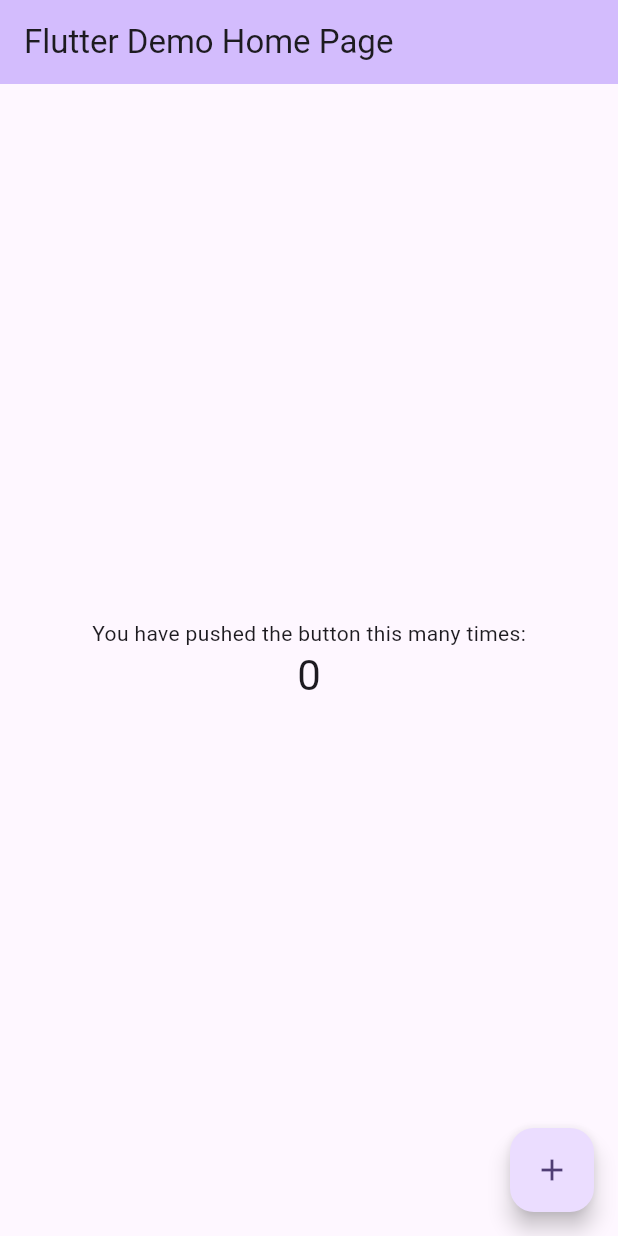
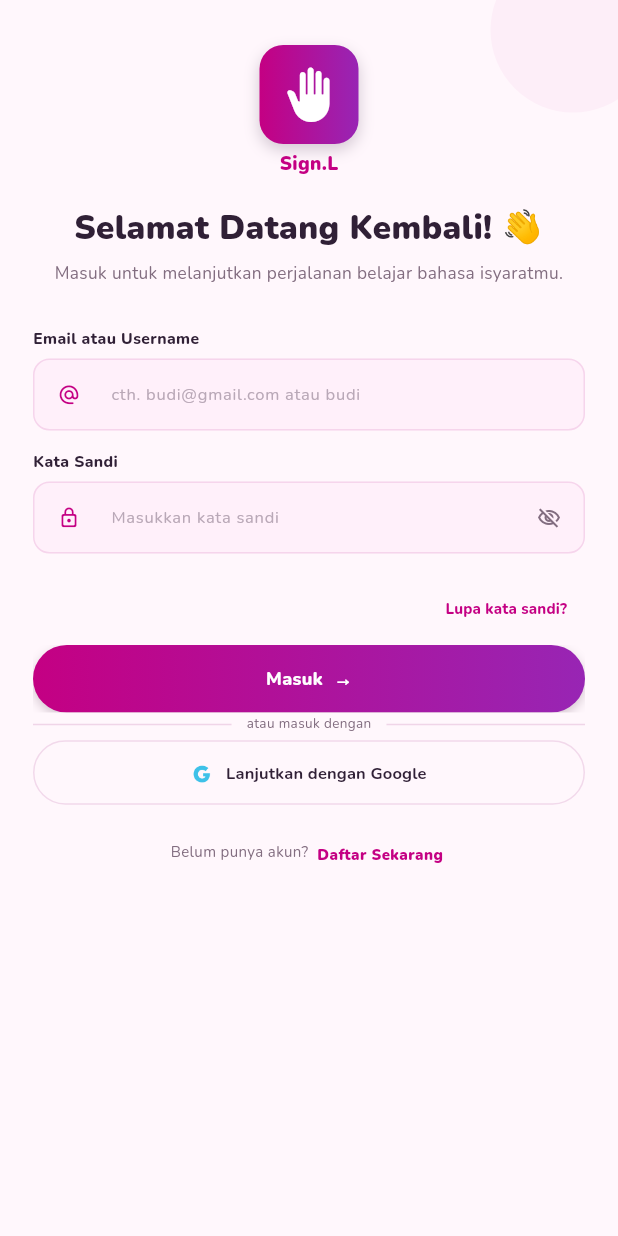
Before and after one commit to furalmiqbadi/PBL-S5-Sign.L, a Flutter app: the screen it shows after launch, on a phone screen of 412 x 824 dp. Run offline on Flutter 3.47's test engine with Material 3 defaults, Android fonts, the phone set to English and light mode, and no system bars; our stand-ins replace google_fonts.

Commit message:
ui login, regis, lupa sandi, dan reset kata sandi

```diff
--- /dev/null
+++ b/lib/controllers/auth_controller.dart
@@ -0,0 +1,47 @@
+import 'package:flutter/foundation.dart';
+import '../services/auth_service.dart';
+
+/// Thin controller: hanya menyimpan state tampilan dan menjembatani View
+/// dengan AuthService. Integrasi Firebase dapat ditambahkan tanpa mengubah UI.
+class AuthController extends ChangeNotifier {
+  final AuthService _authService;
+  bool _isLoading = false;
+  bool _showPassword = false;
+  String? _errorMessage;
+
+  AuthController({AuthService? authService}) : _authService = authService ?? AuthService();
+
+  bool get isLoading => _isLoading;
+  bool get showPassword => _showPassword;
+  String? get errorMessage => _errorMessage;
+
+  void togglePasswordVisibility() {
+    _showPassword = !_showPassword;
+    notifyListeners();
+  }
+
+  Future<void> login({required String email, required String password}) async {
+    await _run(() => _authService.login(email: email, password: password));
+  }
+
+  Future<void> register({required String email, required String password}) async {
+    await _run(() => _authService.register(email: email, password: password));
+  }
+
+  Future<void> sendResetLink(String email) async {
+    await _run(() => _authService.sendResetLink(email));
+  }
+
+  Future<void> resetPassword({required String password, required String confirmation}) async {
+    await _run(() => _authService.resetPassword(password: password, confirmation: confirmation));
+  }
+
+  Future<void> _run(Future<void> Function() action) async {
+    _isLoading = true;
+    _errorMessage = null;
+    notifyListeners();
+    await action();
+    _isLoading = false;
+    notifyListeners();
+  }
+}
--- a/lib/main.dart
+++ b/lib/main.dart
@@ -1,122 +1,48 @@
 import 'package:flutter/material.dart';
+import 'package:google_fonts/google_fonts.dart';
+import 'package:provider/provider.dart';
+
+import 'controllers/auth_controller.dart';
+import 'views/auth/auth_views.dart';
 
 void main() {
-  runApp(const MyApp());
+  runApp(
+    ChangeNotifierProvider(
+      create: (_) => AuthController(),
+      child: const SignLApp(),
+    ),
+  );
 }
 
-class MyApp extends StatelessWidget {
-  const MyApp({super.key});
+class SignLApp extends StatelessWidget {
+  const SignLApp({super.key});
 
-  // This widget is the root of your application.
   @override
   Widget build(BuildContext context) {
+    const primary = Color(0xFFC40083);
     return MaterialApp(
-      title: 'Flutter Demo',
+      debugShowCheckedModeBanner: false,
+      title: 'Sign.L',
       theme: ThemeData(
-        // This is the theme of your application.
-        //
-        // TRY THIS: Try running your application with "flutter run". You'll see
-        // the application has a purple toolbar. Then, without quitting the app,
-        // try changing the seedColor in the colorScheme below to Colors.green
-        // and then invoke "hot reload" (save your changes or press the "hot
-        // reload" button in a Flutter-supported IDE, or press "r" if you used
-        // the command line to start the app).
-        //
-        // Notice that the counter didn't reset back to zero; the application
-        // state is not lost during the reload. To reset the state, use hot
-        // restart instead.
-        //
-        // This works for code too, not just values: Most code changes can be
-        // tested with just a hot reload.
-        colorScheme: ColorScheme.fromSeed(seedColor: Colors.deepPurple),
+        colorScheme: ColorScheme.fromSeed(seedColor: primary),
+        scaffoldBackgroundColor: const Color(0xFFFFF7FC),
+        textTheme: GoogleFonts.nunitoTextTheme(),
+        inputDecorationTheme: InputDecorationTheme(
+          filled: true,
+          fillColor: const Color(0xFFFFF0FA),
+          contentPadding: const EdgeInsets.symmetric(horizontal: 14, vertical: 13),
+          border: OutlineInputBorder(borderRadius: BorderRadius.circular(11), borderSide: BorderSide.none),
+          enabledBorder: OutlineInputBorder(borderRadius: BorderRadius.circular(11), borderSide: const BorderSide(color: Color(0xFFF6D5EC))),
+          focusedBorder: OutlineInputBorder(borderRadius: BorderRadius.circular(11), borderSide: const BorderSide(color: primary, width: 1.3)),
+          hintStyle: const TextStyle(fontSize: 11, color: Color(0xFFB9A8B7)),
+        ),
       ),
-      home: const MyHomePage(title: 'Flutter Demo Home Page'),
+      home: const LoginPage(),
     );
   }
 }
 
-class MyHomePage extends StatefulWidget {
-  const MyHomePage({super.key, required this.title});
-
-  // This widget is the home page of your application. It is stateful, meaning
-  // that it has a State object (defined below) that contains fields that affect
-  // how it looks.
-
-  // This class is the configuration for the state. It holds the values (in this
-  // case the title) provided by the parent (in this case the App widget) and
-  // used by the build method of the State. Fields in a Widget subclass are
-  // always marked "final".
-
-  final String title;
-
-  @override
-  State<MyHomePage> createState() => _MyHomePageState();
+// Backward-compatible name for the default Flutter widget test.
+class MyApp extends SignLApp {
+  const MyApp({super.key});
 }
-
-class _MyHomePageState extends State<MyHomePage> {
-  int _counter = 0;
-
-  void _incrementCounter() {
-    setState(() {
-      // This call to setState tells the Flutter framework that something has
-      // changed in this State, which causes it to rerun the build method below
-      // so that the display can reflect the updated values. If we changed
-      // _counter without calling setState(), then the build method would not be
-      // called again, and so nothing would appear to happen.
-      _counter++;
-    });
-  }
-
-  @override
-  Widget build(BuildContext context) {
-    // This method is rerun every time setState is called, for instance as done
-    // by the _incrementCounter method above.
-    //
-    // The Flutter framework has been optimized to make rerunning build methods
-    // fast, so that you can just rebuild anything that needs updating rather
-    // than having to individually change instances of widgets.
-    return Scaffold(
-      appBar: AppBar(
-        // TRY THIS: Try changing the color here to a specific color (to
-        // Colors.amber, perhaps?) and trigger a hot reload to see the AppBar
-        // change color while the other colors stay the same.
-        backgroundColor: Theme.of(context).colorScheme.inversePrimary,
-        // Here we take the value from the MyHomePage object that was created by
-        // the App.build method, and use it to set our appbar title.
-        title: Text(widget.title),
-      ),
-      body: Center(
-        // Center is a layout widget. It takes a single child and positions it
-        // in the middle of the parent.
-        child: Column(
-          // Column is also a layout widget. It takes a list of children and
-          // arranges them vertically. By default, it sizes itself to fit its
-          // children horizontally, and tries to be as tall as its parent.
-          //
-          // Column has various properties to control how it sizes itself and
-          // how it positions its children. Here we use mainAxisAlignment to
-          // center the children vertically; the main axis here is the vertical
-          // axis because Columns are vertical (the cross axis would be
-          // horizontal).
-          //
-          // TRY THIS: Invoke "debug painting" (choose the "Toggle Debug Paint"
-          // action in the IDE, or press "p" in the console), to see the
-          // wireframe for each widget.
-          mainAxisAlignment: MainAxisAlignment.center,
-          children: [
-            const Text('You have pushed the button this many times:'),
-            Text(
-              '$_counter',
-              style: Theme.of(context).textTheme.headlineMedium,
-            ),
-          ],
-        ),
-      ),
-      floatingActionButton: FloatingActionButton(
-        onPressed: _incrementCounter,
-        tooltip: 'Increment',
-        child: const Icon(Icons.add),
-      ),
-    );
-  }
-}
--- /dev/null
+++ b/lib/services/auth_service.dart
@@ -0,0 +1,10 @@
+/// Service layer untuk alur autentikasi.
+/// Implementasi ini masih lokal/mock sampai Firebase diaktifkan.
+class AuthService {
+  Future<void> login({required String email, required String password}) async => _wait();
+  Future<void> register({required String email, required String password}) async => _wait();
+  Future<void> sendResetLink(String email) async => _wait();
+  Future<void> resetPassword({required String password, required String confirmation}) async => _wait();
+
+  Future<void> _wait() => Future<void>.delayed(const Duration(milliseconds: 350));
+}
--- /dev/null
+++ b/lib/views/auth/auth_views.dart
@@ -0,0 +1,78 @@
+import 'package:flutter/material.dart';
+import 'package:provider/provider.dart';
+
+import '../../controllers/auth_controller.dart';
+import '../widgets/auth_widgets.dart';
+
+class BlankHomePage extends StatelessWidget {
+  const BlankHomePage({super.key});
+  @override
+  Widget build(BuildContext context) => PopScope<void>(
+        canPop: false,
+        // Beranda masih kosong, jadi tombol back mengembalikan user
+        // ke halaman login sebagai titik awal aplikasi.
+        onPopInvokedWithResult: (didPop, result) {
+          if (didPop) return;
+          Navigator.pushAndRemoveUntil(
+            context,
+            MaterialPageRoute(builder: (_) => const LoginPage()),
+            (_) => false,
+          );
+        },
+        child: const Scaffold(body: SizedBox.expand()),
+      );
+}
+
+void openHome(BuildContext context) => Navigator.pushAndRemoveUntil(context, MaterialPageRoute(builder: (_) => const BlankHomePage()), (_) => false);
+
+class LoginPage extends StatefulWidget { const LoginPage({super.key}); @override State<LoginPage> createState() => _LoginPageState(); }
+class _LoginPageState extends State<LoginPage> {
+  final email = TextEditingController(); final password = TextEditingController();
+  @override void dispose() { email.dispose(); password.dispose(); super.dispose(); }
+  Future<void> submit() async { final c = context.read<AuthController>(); await c.login(email: email.text, password: password.text); if (mounted) openHome(context); }
+  @override Widget build(BuildContext context) => AuthScaffold(child: Column(children: [
+    const AuthHeader(title: 'Selamat Datang Kembali! 👋', subtitle: 'Masuk untuk melanjutkan perjalanan belajar bahasa isyaratmu.'), const SizedBox(height: 27),
+    AuthField(label: 'Email atau Username', hint: 'cth. budi@gmail.com atau budi', icon: Icons.alternate_email_rounded, controller: email),
+    Consumer<AuthController>(builder: (_, c, __) => AuthField(label: 'Kata Sandi', hint: 'Masukkan kata sandi', icon: Icons.lock_outline_rounded, controller: password, password: !c.showPassword, suffix: IconButton(onPressed: c.togglePasswordVisibility, icon: Icon(c.showPassword ? Icons.visibility_outlined : Icons.visibility_off_outlined, size: 16, color: muted)))),
+    Align(alignment: Alignment.centerRight, child: TextButton(onPressed: () => Navigator.push(context, MaterialPageRoute(builder: (_) => const ForgotPage())), child: const Text('Lupa kata sandi?', style: TextStyle(fontSize: 10, color: pink, fontWeight: FontWeight.w800)))),
+    Consumer<AuthController>(builder: (_, c, __) => GradientButton(text: c.isLoading ? 'Memproses...' : 'Masuk  →', onTap: c.isLoading ? null : submit)), const DividerWithText(text: 'atau masuk dengan'),
+    GoogleButton(onTap: () => openHome(context)), const SizedBox(height: 22), FooterText(prefix: 'Belum punya akun? ', action: 'Daftar Sekarang', onTap: () => Navigator.push(context, MaterialPageRoute(builder: (_) => const RegisterPage()))),
+  ]));
+}
+
+class RegisterPage extends StatefulWidget { const RegisterPage({super.key}); @override State<RegisterPage> createState() => _RegisterPageState(); }
+class _RegisterPageState extends State<RegisterPage> {
+  final name = TextEditingController(); final username = TextEditingController(); final email = TextEditingController(); final password = TextEditingController(); final confirmation = TextEditingController(); bool accepted = false; bool show = false;
+  @override void dispose() { for (final c in [name, username, email, password, confirmation]) { c.dispose(); } super.dispose(); }
+  Future<void> submit() async { if (!accepted) { _message('Setujui Syarat & Ketentuan terlebih dahulu.'); return; } final c = context.read<AuthController>(); await c.register(email: email.text, password: password.text); if (mounted) openHome(context); }
+  void _message(String text) => ScaffoldMessenger.of(context).showSnackBar(SnackBar(content: Text(text)));
+  @override Widget build(BuildContext context) => AuthScaffold(back: true, onBack: () => Navigator.pushAndRemoveUntil(context, MaterialPageRoute(builder: (_) => const LoginPage()), (_) => false), child: Column(children: [
+    const AuthHeader(title: 'Mulai Perjalanan Isyaratmu ✋', subtitle: 'Bergabung bersama ribuan pembelajar bahasa isyarat di seluruh Indonesia!'), const SizedBox(height: 22),
+    AuthField(label: 'Nama Lengkap', hint: 'cth. Budi Pratama', icon: Icons.person_outline_rounded, controller: name), AuthField(label: 'Username', hint: 'cth. budi_isyarat', icon: Icons.alternate_email_rounded, controller: username), AuthField(label: 'Email', hint: 'cth. budi@gmail.com', icon: Icons.mail_outline_rounded, controller: email),
+    AuthField(label: 'Kata Sandi', hint: 'BelajarBisa24!', icon: Icons.lock_outline_rounded, controller: password, password: !show, suffix: IconButton(onPressed: () => setState(() => show = !show), icon: Icon(show ? Icons.visibility_outlined : Icons.visibility_off_outlined, size: 16))), AuthField(label: 'Konfirmasi Kata Sandi', hint: 'Ulangi kata sandi', icon: Icons.lock_outline_rounded, controller: confirmation, password: !show),
+    InkWell(onTap: () => setState(() => accepted = !accepted), child: Row(crossAxisAlignment: CrossAxisAlignment.start, children: [Icon(accepted ? Icons.check_box : Icons.check_box_outline_blank, color: pink, size: 16), const SizedBox(width: 6), const Expanded(child: Text('Saya menyetujui Syarat & Ketentuan serta Kebijakan Privasi Sign.L.', style: TextStyle(fontSize: 10, color: muted)))])), const SizedBox(height: 16),
+    Consumer<AuthController>(builder: (_, c, __) => GradientButton(text: 'Buat Akun  ✨', onTap: c.isLoading ? null : submit)), const DividerWithText(text: 'atau daftar dengan'), GoogleButton(onTap: () => openHome(context)), const SizedBox(height: 18), FooterText(prefix: 'Sudah punya akun? ', action: 'Masuk', onTap: () => Navigator.pop(context)),
+  ]));
+}
+
+class ForgotPage extends StatefulWidget { const ForgotPage({super.key}); @override State<ForgotPage> createState() => _ForgotPageState(); }
+class _ForgotPageState extends State<ForgotPage> {
+  final email = TextEditingController();
+  @override void dispose() { email.dispose(); super.dispose(); }
+  Future<void> submit() async { final c = context.read<AuthController>(); await c.sendResetLink(email.text); if (mounted) Navigator.push(context, MaterialPageRoute(builder: (_) => const ResetPage())); }
+  @override Widget build(BuildContext context) => AuthScaffold(back: true, onBack: () => Navigator.pushAndRemoveUntil(context, MaterialPageRoute(builder: (_) => const LoginPage()), (_) => false), child: Column(children: [
+    const AuthHeader(title: 'Lupa Kata Sandi?', subtitle: 'Tenang, masukkan email terdaftar kamu dan kami siapkan tautan untuk membuat kata sandi baru.'), const SizedBox(height: 28), AuthField(label: 'Email Terdaftar', hint: 'cth. budi@gmail.com', icon: Icons.mail_outline_rounded, controller: email),
+    Consumer<AuthController>(builder: (_, c, __) => GradientButton(text: c.isLoading ? 'Mengirim...' : 'Kirim Tautan Reset  ✈', onTap: c.isLoading ? null : submit)), const SizedBox(height: 16), Container(padding: const EdgeInsets.all(13), decoration: BoxDecoration(color: const Color(0xFFFFF0D9), borderRadius: BorderRadius.circular(12)), child: const Row(crossAxisAlignment: CrossAxisAlignment.start, children: [Text('💡', style: TextStyle(fontSize: 17)), SizedBox(width: 8), Expanded(child: Text('Tips Praktis\nCek folder Spam atau Promosi jika tautan belum masuk dalam 2 menit.', style: TextStyle(fontSize: 10, color: ink, height: 1.5)))])), const SizedBox(height: 25), FooterText(prefix: 'Ingat kata sandimu? ', action: 'Kembali ke Masuk', onTap: () => Navigator.pop(context)),
+  ]));
+}
+
+class ResetPage extends StatefulWidget { const ResetPage({super.key}); @override State<ResetPage> createState() => _ResetPageState(); }
+class _ResetPageState extends State<ResetPage> {
+  final password = TextEditingController(); final confirmation = TextEditingController(); bool show = false;
+  @override void dispose() { password.dispose(); confirmation.dispose(); super.dispose(); }
+  Future<void> submit() async { if (password.text != confirmation.text || password.text.length < 8) { ScaffoldMessenger.of(context).showSnackBar(const SnackBar(content: Text('Password minimal 8 karakter dan harus sama.'))); return; } final c = context.read<AuthController>(); await c.resetPassword(password: password.text, confirmation: confirmation.text); if (mounted) showDialog(context: context, builder: (_) => AlertDialog(title: const Text('Berhasil!'), content: const Text('Kata sandi kamu sudah diperbarui.'), actions: [TextButton(onPressed: () => openHome(context), child: const Text('Ke Beranda'))])); }
+  @override Widget build(BuildContext context) => AuthScaffold(back: true, onBack: () => Navigator.pushAndRemoveUntil(context, MaterialPageRoute(builder: (_) => const LoginPage()), (_) => false), child: Column(children: [
+    const AuthHeader(title: 'Buat Kata Sandi Baru', subtitle: 'Gunakan kata sandi yang kuat dan mudah kamu ingat.'), const SizedBox(height: 28), AuthField(label: 'Kata Sandi Baru', hint: 'Minimal 8 karakter', icon: Icons.lock_outline_rounded, controller: password, password: !show, suffix: IconButton(onPressed: () => setState(() => show = !show), icon: Icon(show ? Icons.visibility_outlined : Icons.visibility_off_outlined, size: 16))), AuthField(label: 'Konfirmasi Kata Sandi', hint: 'Ulangi kata sandi baru', icon: Icons.lock_outline_rounded, controller: confirmation, password: !show),
+    Container(padding: const EdgeInsets.all(13), decoration: BoxDecoration(color: const Color(0xFFF8E8F5), borderRadius: BorderRadius.circular(12)), child: const Row(children: [Icon(Icons.shield_outlined, color: pink, size: 19), SizedBox(width: 9), Expanded(child: Text('Gunakan minimal 8 karakter, kombinasi huruf dan angka.', style: TextStyle(fontSize: 10, color: muted)))])), const SizedBox(height: 20), Consumer<AuthController>(builder: (_, c, __) => GradientButton(text: c.isLoading ? 'Menyimpan...' : 'Simpan Kata Sandi  ✓', onTap: c.isLoading ? null : submit)),
+  ]));
+}
--- /dev/null
+++ b/lib/views/widgets/auth_widgets.dart
@@ -0,0 +1,131 @@
+import 'package:flutter/material.dart';
+
+const pink = Color(0xFFC40083);
+const purple = Color(0xFF9825B4);
+const ink = Color(0xFF302036);
+const muted = Color(0xFF826D80);
+
+class SignLogo extends StatelessWidget {
+  final double size;
+  const SignLogo({super.key, this.size = 66});
+  @override
+  Widget build(BuildContext context) => Column(mainAxisSize: MainAxisSize.min, children: [
+        Container(width: size, height: size, decoration: BoxDecoration(gradient: const LinearGradient(colors: [pink, purple]), borderRadius: BorderRadius.circular(size * .24), boxShadow: const [BoxShadow(color: Color(0x332C1234), blurRadius: 8, offset: Offset(0, 4))]), child: Icon(Icons.back_hand_rounded, color: Colors.white, size: size * .55)),
+        const SizedBox(height: 4),
+        Text('Sign.L', style: TextStyle(fontSize: size * .19, fontWeight: FontWeight.w900, color: pink)),
+      ]);
+}
+
+class AuthScaffold extends StatelessWidget {
+  final Widget child;
+  final bool back;
+  final VoidCallback? onBack;
+  const AuthScaffold({super.key, required this.child, this.back = false, this.onBack});
+  @override
+  Widget build(BuildContext context) => Scaffold(body: SafeArea(child: Stack(children: [
+        Positioned(top: -35, right: -25, child: Container(width: 110, height: 110, decoration: const BoxDecoration(shape: BoxShape.circle, color: Color(0x22F1B4DD)))),
+        SingleChildScrollView(padding: EdgeInsets.fromLTRB(22, back ? 56 : 30, 22, 24), child: Center(child: ConstrainedBox(constraints: const BoxConstraints(maxWidth: 430), child: child))),
+        // Diletakkan paling akhir agar berada di atas ScrollView dan selalu
+        // menerima tap, termasuk saat dijalankan di Flutter Web.
+        if (back)
+          Positioned(
+            top: 10,
+            left: 16,
+            child: Material(
+              color: const Color(0xFFFFE7F8),
+              shape: const CircleBorder(),
+              elevation: 0,
+              child: InkWell(
+                onTap: onBack ?? () => Navigator.maybePop(context),
+                customBorder: const CircleBorder(),
+                splashColor: pink.withValues(alpha: .22),
+                highlightColor: pink.withValues(alpha: .10),
+                child: const Padding(padding: EdgeInsets.all(10), child: Icon(Icons.arrow_back_rounded, size: 19, color: pink)),
+              ),
+            ),
+          ),
+      ])));
+}
+
+class AuthHeader extends StatelessWidget {
+  final String title;
+  final String subtitle;
+  const AuthHeader({super.key, required this.title, required this.subtitle});
+  @override
+  Widget build(BuildContext context) => Column(children: [const SignLogo(), const SizedBox(height: 18), Text(title, textAlign: TextAlign.center, style: const TextStyle(fontSize: 22, fontWeight: FontWeight.w900, color: ink)), const SizedBox(height: 6), Text(subtitle, textAlign: TextAlign.center, style: const TextStyle(fontSize: 11.5, color: muted, height: 1.45))]);
+}
+
+class AuthField extends StatelessWidget {
+  final String label;
+  final String hint;
+  final IconData icon;
+  final bool password;
+  final Widget? suffix;
+  final TextEditingController? controller;
+  const AuthField({super.key, required this.label, required this.hint, required this.icon, this.password = false, this.suffix, this.controller});
+  @override
+  Widget build(BuildContext context) => Padding(padding: const EdgeInsets.only(bottom: 13), child: Column(crossAxisAlignment: CrossAxisAlignment.start, children: [Text(label, style: const TextStyle(fontSize: 10.5, fontWeight: FontWeight.w800, color: ink)), const SizedBox(height: 6), TextField(controller: controller, obscureText: password, style: const TextStyle(fontSize: 11), decoration: InputDecoration(hintText: hint, prefixIcon: Icon(icon, size: 15, color: pink), suffixIcon: suffix))]));
+}
+
+class GradientButton extends StatelessWidget {
+  final String text;
+  final VoidCallback? onTap;
+  const GradientButton({super.key, required this.text, required this.onTap});
+  @override
+  Widget build(BuildContext context) {
+    final enabled = onTap != null;
+    return SizedBox(
+      width: double.infinity,
+      height: 45,
+      child: Material(
+        color: Colors.transparent,
+        borderRadius: BorderRadius.circular(24),
+        child: Ink(
+          decoration: BoxDecoration(
+            gradient: enabled ? const LinearGradient(colors: [pink, purple]) : const LinearGradient(colors: [Color(0xFFCEB6C8), Color(0xFFBDA9B9)]),
+            borderRadius: BorderRadius.circular(24),
+            boxShadow: enabled ? const [BoxShadow(color: Color(0x332B0020), blurRadius: 5, offset: Offset(0, 3))] : null,
+          ),
+          child: InkWell(
+            onTap: onTap,
+            borderRadius: BorderRadius.circular(24),
+            splashColor: Colors.white.withValues(alpha: .24),
+            highlightColor: Colors.white.withValues(alpha: .12),
+            child: Center(child: Text(text, style: const TextStyle(color: Colors.white, fontSize: 12, fontWeight: FontWeight.w800))),
+          ),
+        ),
+      ),
+    );
+  }
+}
+
+class DividerWithText extends StatelessWidget { final String text; const DividerWithText({super.key, required this.text}); @override Widget build(BuildContext context) => Row(children: [const Expanded(child: Divider(color: Color(0xFFF0D5E8))), Padding(padding: const EdgeInsets.symmetric(horizontal: 10), child: Text(text, style: const TextStyle(fontSize: 9, color: muted))), const Expanded(child: Divider(color: Color(0xFFF0D5E8)))]); }
+class GoogleButton extends StatelessWidget { final VoidCallback onTap; const GoogleButton({super.key, required this.onTap}); @override Widget build(BuildContext context) => OutlinedButton(onPressed: onTap, style: OutlinedButton.styleFrom(minimumSize: const Size(double.infinity, 43), overlayColor: pink, side: const BorderSide(color: Color(0xFFF2D9EB)), shape: RoundedRectangleBorder(borderRadius: BorderRadius.circular(22))), child: const Text('🇬   Lanjutkan dengan Google', style: TextStyle(fontSize: 11, color: ink, fontWeight: FontWeight.w700))); }
+class FooterText extends StatelessWidget {
+  final String prefix;
+  final String action;
+  final VoidCallback onTap;
+  const FooterText({super.key, required this.prefix, required this.action, required this.onTap});
+
+  @override
+  Widget build(BuildContext context) {
+    return Wrap(
+      alignment: WrapAlignment.center,
+      children: [
+        Text(prefix, style: const TextStyle(fontSize: 10, color: muted)),
+        Material(
+          color: Colors.transparent,
+          child: InkWell(
+            onTap: onTap,
+            borderRadius: BorderRadius.circular(5),
+            splashColor: pink.withValues(alpha: .16),
+            child: Padding(
+              padding: const EdgeInsets.symmetric(horizontal: 3, vertical: 2),
+              child: Text(action, style: const TextStyle(fontSize: 10, color: pink, fontWeight: FontWeight.w900)),
+            ),
+          ),
+        ),
+      ],
+    );
+  }
+}
--- a/pubspec.yaml
+++ b/pubspec.yaml
@@ -13,11 +13,6 @@ dependencies:
 
   # --- State Management (Modified MVC) ---
   provider: ^6.1.1 # Untuk ChangeNotifier (Controller) & Dependency Injection
-
-  # # --- Firebase & Backend ---
-  # firebase_core: ^2.24.2
-  # firebase_auth: ^4.15.3
-  # cloud_firestore: ^4.13.6
 
   # --- Machine Learning & Kamera ---
   camera: ^0.10.5+9 # Akses kamera HP
```
Also changed, not shown: pubspec.lock, 3 other files.
